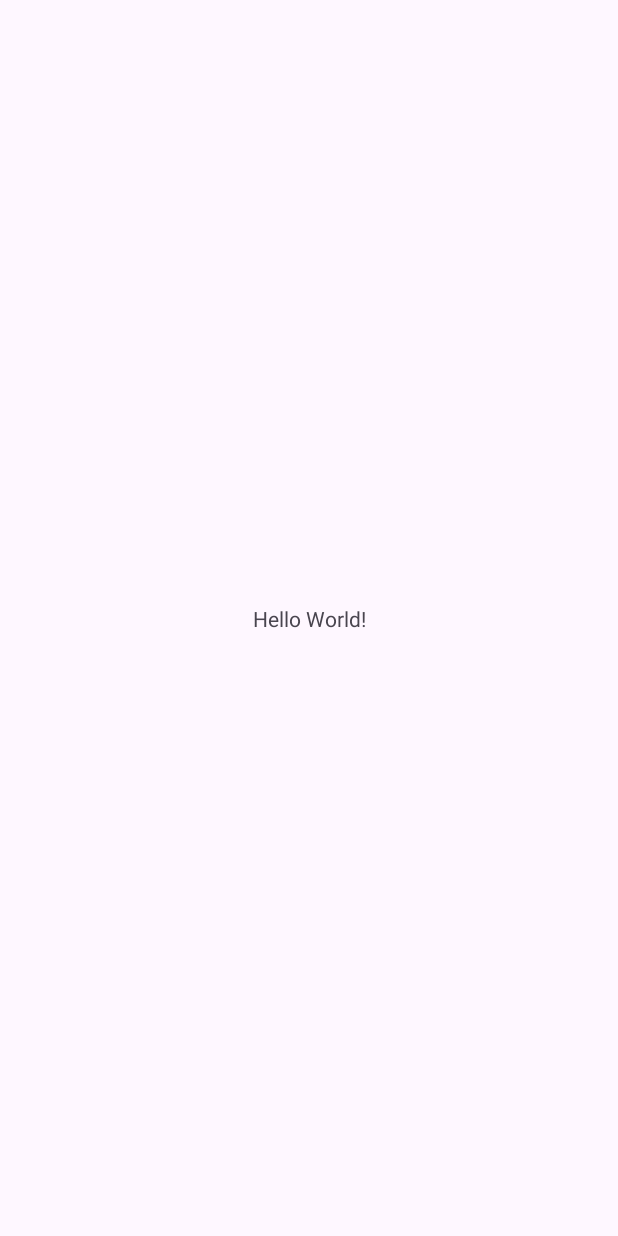
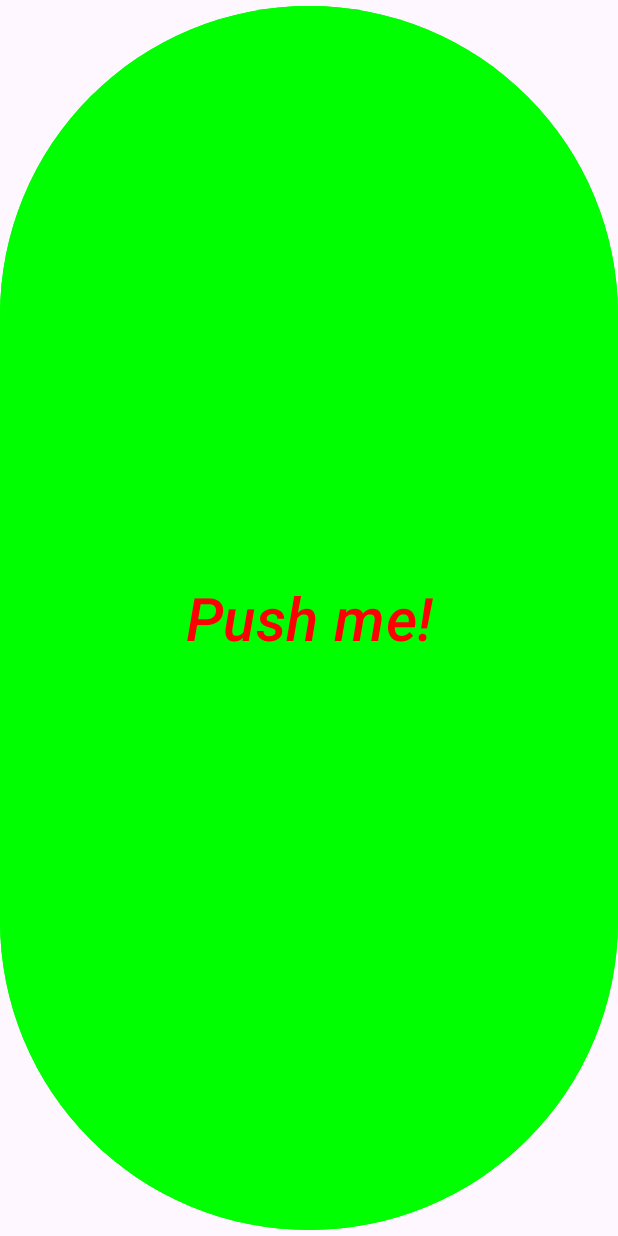
Before and after one commit to peijie36/INFO448-BigGoButton, an Android app: the screen it shows after launch (MainActivity), on a phone screen of 412 x 824 dp. Before the commit the screen is almost empty. Run offline under Robolectric (Android 15) with nearby library versions, the phone set to English and light mode, and no system bars.

Commit message:
Finish creating big go button

```diff
--- a/app/src/main/res/layout/activity_main.xml
+++ b/app/src/main/res/layout/activity_main.xml
@@ -6,13 +6,21 @@
     android:layout_height="match_parent"
     tools:context=".MainActivity">
 
-    <TextView
-        android:layout_width="wrap_content"
-        android:layout_height="wrap_content"
-        android:text="Hello World!"
+    <Button
+        android:id="@+id/big_go_btn"
+        android:layout_width="match_parent"
+        android:layout_height="match_parent"
+        android:backgroundTint="#00FF00"
+        android:onClick="handleButtonClick"
+        android:text="@string/btn_text"
+        android:textColor="#FF0000"
+        android:textSize="40dp"
+        android:textStyle="italic"
         app:layout_constraintBottom_toBottomOf="parent"
         app:layout_constraintEnd_toEndOf="parent"
+        app:layout_constraintHorizontal_bias="0.0"
         app:layout_constraintStart_toStartOf="parent"
-        app:layout_constraintTop_toTopOf="parent" />
+        app:layout_constraintTop_toTopOf="parent"
+        app:layout_constraintVertical_bias="0.0" />
 
 </androidx.constraintlayout.widget.ConstraintLayout>
--- a/app/src/main/res/values/strings.xml
+++ b/app/src/main/res/values/strings.xml
@@ -1,3 +1,4 @@
 <resources>
     <string name="app_name">Big Go Button</string>
+    <string name="btn_text">Push me!</string>
 </resources>
```
Also changed, not shown: app/src/main/java/edu/uw/ischool/peijie36/biggobutton/MainActivity.kt (+26 -1 lines).
